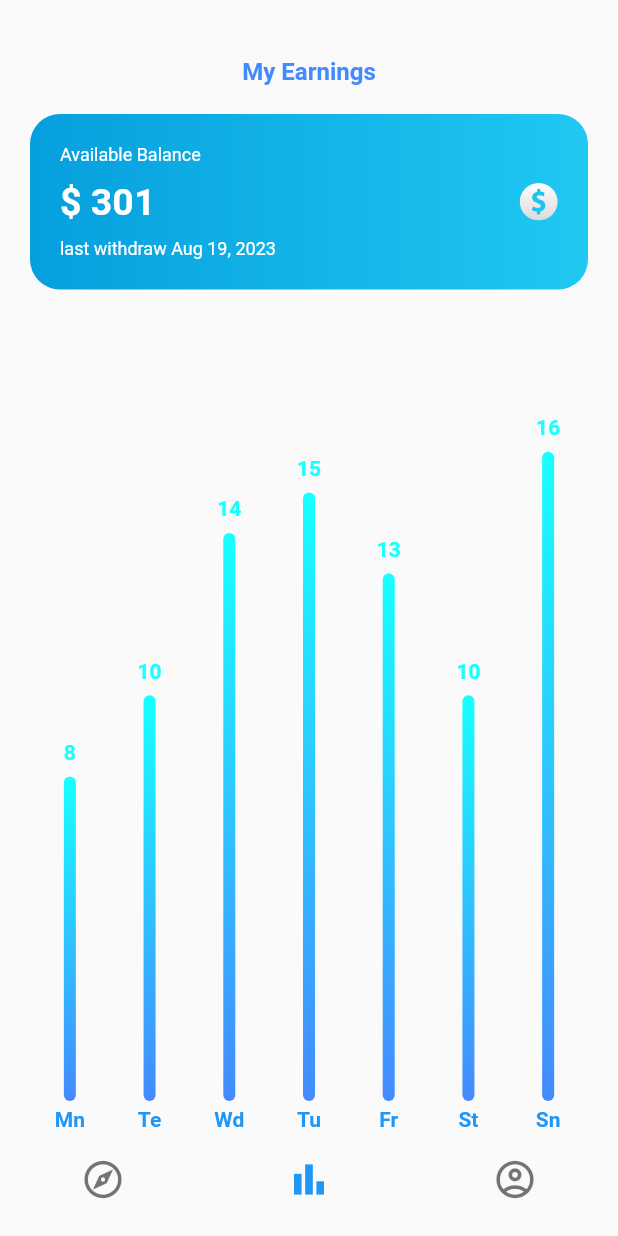
After one commit to arsalmalik1/uber-demo, a Flutter app: the DriverDashboardView screen opened directly, item 2 of the bottom bar chosen, after a tap on "Available Balance", on a phone screen of 412 x 824 dp. The commit adds this screen. Run offline on Flutter 3.47's test engine with Material 2 defaults, Android fonts, the phone set to English and light mode, and no system bars; drawn by our look-alikes of fl_chart; our stand-ins replace country_picker, flutter_dash, flutter_svg, get, lite_rolling_switch.

Commit message:
driver ui

```diff
--- a/lib/controllers/auth_controller.dart
+++ b/lib/controllers/auth_controller.dart
@@ -1,6 +1,8 @@
 import 'package:country_picker/country_picker.dart';
 import 'package:flutter/material.dart';
 import 'package:get/get.dart';
+import 'package:uber_rider/views/dasboard_view.dart';
+import 'package:uber_rider/views/driver/driver_dashboard.dart';
 import 'package:uber_rider/views/otp_verify_view.dart';
 
 import '../utils/colors.dart';
@@ -20,6 +22,7 @@ class AuthController extends GetxController {
   Rx<TextEditingController> otp5 = TextEditingController().obs;
   Rx<TextEditingController> otp6 = TextEditingController().obs;
   final GlobalKey<FormState> regKey = GlobalKey<FormState>();
+  RxString selectedType = 'Passenger'.obs;
 
   login() {
     if (phoneController.value.text.isNotEmpty) {
@@ -73,4 +76,17 @@ class AuthController extends GetxController {
           update();
         });
   }
+
+  selectType(String type) {
+    selectedType.value = type;
+    update();
+  }
+
+  register() {
+    if (selectedType.value == 'Passenger') {
+      Get.offAll(() => DasboardView());
+    } else {
+      Get.offAll(() => DriverDashboardView());
+    }
+  }
 }
--- /dev/null
+++ b/lib/controllers/driver_dashboard_controller.dart
@@ -0,0 +1,20 @@
+import 'package:flutter/material.dart';
+import 'package:get/get.dart';
+import 'package:uber_rider/views/driver/driver_profile_view.dart';
+import 'package:uber_rider/views/driver/driver_stats_view.dart';
+
+import '../views/driver/driver_home_view.dart';
+
+class DriverDashboardController extends GetxController {
+  List<Widget> tabs = [
+    const DriverHomeView(),
+    const DriverStatsView(),
+    const DriverProfileView()
+  ];
+  RxInt currentIndex = 0.obs;
+
+  setIndex(int index) {
+    currentIndex.value = index;
+    update();
+  }
+}
--- /dev/null
+++ b/lib/utils/constants.dart
@@ -0,0 +1,4 @@
+class Constants {
+  static String currencySymbol = '\$';
+  static String dollarIcon = 'assets/svgs/dollar.svg';
+}
--- a/lib/utils/helper.dart
+++ b/lib/utils/helper.dart
@@ -1,5 +1,6 @@
 import 'package:flutter/material.dart';
 import 'package:get/get.dart';
+import 'package:intl/intl.dart';
 
 void showCustomSnackBars(String? message, {bool isError = true}) {
   // ignore: deprecated_member_use
@@ -14,3 +15,17 @@ void showCustomSnackBars(String? message, {bool isError = true}) {
     dismissDirection: DismissDirection.horizontal,
   ));
 }
+
+var formatter = NumberFormat('#,##,000');
+
+String amountSeparator(double? amount) {
+  if (amount == null) {
+    return '0.0';
+  }
+  return formatter.format(amount);
+}
+
+String dateFormate(DateTime date) {
+  //'May 20, 2022'
+  return DateFormat('MMM d, yyyy').format(date);
+}
--- /dev/null
+++ b/lib/views/driver/driver_dashboard.dart
@@ -0,0 +1,47 @@
+import 'package:flutter/material.dart';
+import 'package:get/get.dart';
+import '../../controllers/driver_dashboard_controller.dart';
+
+class DriverDashboardView extends StatelessWidget {
+  DriverDashboardView({super.key});
+  final dashboardController = Get.put(DriverDashboardController());
+  @override
+  Widget build(BuildContext context) {
+    return GetX<DriverDashboardController>(builder: (controller) {
+      return SafeArea(
+        child: Scaffold(
+          bottomNavigationBar: BottomNavigationBar(
+            currentIndex: controller.currentIndex.value,
+            elevation: 0,
+            items: const [
+              BottomNavigationBarItem(
+                  icon: Icon(
+                    Icons.explore_outlined,
+                    size: 30,
+                  ),
+                  label: ''),
+              BottomNavigationBarItem(
+                  icon: Icon(
+                    Icons.bar_chart_outlined,
+                    size: 30,
+                  ),
+                  label: ''),
+              BottomNavigationBarItem(
+                  icon: Icon(
+                    Icons.account_circle_outlined,
+                    size: 30,
+                  ),
+                  label: ''),
+            ],
+            onTap: (index) {
+              controller.setIndex(index);
+            },
+          ),
+          body: Container(
+              margin: const EdgeInsets.only(left: 20, right: 20, top: 20),
+              child: controller.tabs[controller.currentIndex.value]),
+        ),
+      );
+    });
+  }
+}
--- /dev/null
+++ b/lib/views/driver/driver_home_view.dart
@@ -0,0 +1,107 @@
+import 'package:flutter/material.dart';
+import 'package:flutter/src/widgets/framework.dart';
+import 'package:flutter/src/widgets/placeholder.dart';
+import 'package:lite_rolling_switch/lite_rolling_switch.dart';
+import 'package:uber_rider/utils/colors.dart';
+import 'package:uber_rider/widgets/button.dart';
+import 'package:uber_rider/widgets/gaps.dart';
+import 'package:uber_rider/widgets/rounded_image.dart';
+
+class DriverHomeView extends StatelessWidget {
+  const DriverHomeView({super.key});
+
+  @override
+  Widget build(BuildContext context) {
+    return Scaffold(
+      floatingActionButton: Card(
+        elevation: 2,
+        shape: RoundedRectangleBorder(borderRadius: BorderRadius.circular(10)),
+        child: Container(
+          padding: const EdgeInsets.all(10),
+          child: Column(
+            mainAxisSize: MainAxisSize.min,
+            children: [
+              Row(
+                children: [
+                  roundedImage('assets/customer.jpeg', 100, 50),
+                  w15,
+                  Column(
+                    crossAxisAlignment: CrossAxisAlignment.start,
+                    children: [
+                      const Text(
+                        'Lennert Wick',
+                        style: TextStyle(
+                            fontWeight: FontWeight.bold, fontSize: 16),
+                      ),
+                      Row(
+                        children: const [
+                          Icon(
+                            Icons.star,
+                            size: 14,
+                          ),
+                          Text(
+                            '4.8',
+                            style: TextStyle(fontSize: 12),
+                          ),
+                        ],
+                      )
+                    ],
+                  )
+                ],
+              ),
+              h20,
+              button(text: 'Accept Ride', onTap: () {}),
+              h10,
+              button(
+                  text: 'Decline',
+                  onTap: () {},
+                  backColor: whiteColor,
+                  textColor: primary),
+            ],
+          ),
+        ),
+      ),
+      floatingActionButtonLocation: FloatingActionButtonLocation.centerDocked,
+      body: Column(
+        children: [
+          Row(
+            mainAxisAlignment: MainAxisAlignment.spaceBetween,
+            children: [
+              roundedImage('assets/user.jpeg', 100, 50),
+              LiteRollingSwitch(
+                //initial value
+                value: true,
+                textOn: 'Online',
+                textOff: 'Offline',
+                colorOn: Colors.greenAccent,
+                colorOff: Colors.redAccent,
+                iconOn: Icons.done,
+                iconOff: Icons.remove_circle_outline,
+                textSize: 16.0,
+                onChanged: (bool state) {
+                  //Use it to manage the different states
+                  print('Current State of SWITCH IS: $state');
+                },
+                onDoubleTap: () {},
+                onSwipe: () {},
+                onTap: () {},
+              ),
+              Card(
+                shape: RoundedRectangleBorder(
+                    borderRadius: BorderRadius.circular(100)),
+                child: const SizedBox(
+                  height: 50,
+                  width: 50,
+                  child: Icon(
+                    Icons.search_outlined,
+                    size: 30,
+                  ),
+                ),
+              )
+            ],
+          ),
+        ],
+      ),
+    );
+  }
+}
--- /dev/null
+++ b/lib/views/driver/driver_profile_view.dart
@@ -0,0 +1,95 @@
+import 'package:flutter/material.dart';
+import 'package:flutter/src/widgets/framework.dart';
+import 'package:flutter/src/widgets/placeholder.dart';
+import 'package:get/get.dart';
+import 'package:uber_rider/utils/colors.dart';
+import 'package:uber_rider/views/login_view.dart';
+import 'package:uber_rider/widgets/headings.dart';
+
+import '../../widgets/gaps.dart';
+import '../../widgets/rounded_image.dart';
+
+class DriverProfileView extends StatelessWidget {
+  const DriverProfileView({super.key});
+
+  @override
+  Widget build(BuildContext context) {
+    return Column(
+      mainAxisAlignment: MainAxisAlignment.spaceBetween,
+      children: [
+        Row(
+          children: [
+            roundedImage('assets/user.jpeg', 100, 50),
+            w15,
+            Column(
+              crossAxisAlignment: CrossAxisAlignment.start,
+              children: [
+                const Text(
+                  'hey, John Warner',
+                  style: TextStyle(fontWeight: FontWeight.bold, fontSize: 16),
+                ),
+                Row(
+                  children: const [
+                    Icon(
+                      Icons.star,
+                      size: 14,
+                    ),
+                    Text(
+                      '4.8 (289)',
+                      style: TextStyle(fontSize: 12),
+                    ),
+                  ],
+                )
+              ],
+            )
+          ],
+        ),
+        Column(
+          children: [
+            row(Icons.settings_outlined, 'Settings'),
+            h20,
+            row(Icons.help_outline_outlined, 'Support'),
+            h20,
+            row(Icons.info_outline, 'About'),
+            h20,
+            row(Icons.search, 'History'),
+            h20,
+            row(Icons.share_outlined, 'Invite Friends'),
+            h20,
+            row(Icons.power_settings_new_outlined, 'Logout', onTap: () {
+              Get.offAll(() => LoginView());
+            }),
+          ],
+        ),
+        Row(
+          mainAxisAlignment: MainAxisAlignment.center,
+          children: [
+            subHeading('All rights reserved by', color: textColor),
+            w5,
+            subHeadingBold('Uber Driver', color: textColor),
+          ],
+        )
+      ],
+    );
+  }
+
+  Widget row(IconData icon, String title, {Function? onTap}) {
+    return GestureDetector(
+      onTap: () {
+        if (onTap != null) {
+          onTap();
+        }
+      },
+      child: Row(
+        children: [
+          Icon(
+            icon,
+            color: primary,
+          ),
+          w15,
+          subHeadingBold(title, size: 18)
+        ],
+      ),
+    );
+  }
+}
--- /dev/null
+++ b/lib/views/driver/driver_stats_view.dart
@@ -0,0 +1,96 @@
+import 'package:fl_chart/fl_chart.dart';
+import 'package:flutter/material.dart';
+import 'package:flutter_svg/svg.dart';
+import 'package:uber_rider/utils/colors.dart';
+import 'package:uber_rider/widgets/appbar.dart';
+
+import '../../utils/constants.dart';
+import '../../utils/helper.dart';
+import '../../widgets/chart.dart';
+import '../../widgets/gaps.dart';
+import '../../widgets/headings.dart';
+
+class DriverStatsView extends StatelessWidget {
+  const DriverStatsView({super.key});
+
+  @override
+  Widget build(BuildContext context) {
+    return Scaffold(
+      appBar: AppBar(
+        elevation: 0,
+        backgroundColor: bg,
+        leading: null,
+        centerTitle: true,
+        title: const Text(
+          'My Earnings',
+          style: TextStyle(
+              color: primary, fontWeight: FontWeight.bold, fontSize: 16),
+        ),
+      ),
+      body: Column(
+        children: [
+          balanceWidget(
+            300.90,
+            DateTime.now(),
+          ),
+          Expanded(child: Chart())
+        ],
+      ),
+    );
+  }
+
+  Widget balanceWidget(double? amount, DateTime? date) {
+    return GestureDetector(
+      onTap: () {},
+      child: Container(
+        padding: const EdgeInsets.symmetric(horizontal: 20, vertical: 20),
+        decoration: BoxDecoration(
+            gradient: const LinearGradient(
+              colors: [
+                Color(0xFF069FDE),
+                Color(0xFF20C8F2),
+              ],
+              begin: FractionalOffset(0.0, 0.0),
+              end: FractionalOffset(1.0, 0.0),
+              stops: [0.0, 1.0],
+              tileMode: TileMode.clamp,
+            ),
+            borderRadius: BorderRadius.circular(20)),
+        child: Row(
+          children: [
+            Expanded(
+              child: Column(
+                crossAxisAlignment: CrossAxisAlignment.start,
+                children: [
+                  subHeading(
+                    'Available Balance',
+                    color: whiteColor,
+                  ),
+                  h10,
+                  Row(
+                    mainAxisAlignment: MainAxisAlignment.spaceBetween,
+                    children: [
+                      heading(
+                          '${Constants.currencySymbol} ${amountSeparator(amount)}',
+                          color: whiteColor,
+                          size: 25,
+                          weight: FontWeight.bold),
+                      SvgPicture.asset(
+                        Constants.dollarIcon,
+                        height: 25,
+                      )
+                    ],
+                  ),
+                  h10,
+                  if (date != null)
+                    subHeading('last withdraw ${dateFormate(date)}',
+                        color: whiteColor, size: 12),
+                ],
+              ),
+            )
+          ],
+        ),
+      ),
+    );
+  }
+}
--- a/lib/views/register_view.dart
+++ b/lib/views/register_view.dart
@@ -2,6 +2,7 @@ import 'package:flutter/material.dart';
 import 'package:get/get.dart';
 import 'package:uber_rider/utils/colors.dart';
 import 'package:uber_rider/views/dasboard_view.dart';
+import 'package:uber_rider/views/driver/driver_dashboard.dart';
 import 'package:uber_rider/widgets/button.dart';
 import 'package:uber_rider/widgets/gaps.dart';
 
@@ -32,12 +33,46 @@ class RegisterView extends StatelessWidget {
               textField(
                   controller: controller.lnameController.value,
                   hint: 'Last Name'),
+              h20,
+              Row(
+                children: [
+                  Expanded(
+                      child: button(
+                          rad: 100,
+                          text: 'Passenger',
+                          backColor:
+                              controller.selectedType.value == 'Passenger'
+                                  ? primary
+                                  : bg,
+                          textColor:
+                              controller.selectedType.value == 'Passenger'
+                                  ? bg
+                                  : primary,
+                          onTap: () {
+                            controller.selectType('Passenger');
+                          })),
+                  w10,
+                  Expanded(
+                      child: button(
+                          rad: 100,
+                          text: 'Driver',
+                          backColor: controller.selectedType.value == 'Driver'
+                              ? primary
+                              : bg,
+                          textColor: controller.selectedType.value == 'Driver'
+                              ? bg
+                              : primary,
+                          onTap: () {
+                            controller.selectType('Driver');
+                          })),
+                ],
+              ),
               h30,
               button(
                   text: 'Register',
                   onTap: () {
                     if (controller.regKey.currentState!.validate()) {
-                      Get.offAll(() => DasboardView());
+                      controller.register();
                     }
                   })
             ],
--- /dev/null
+++ b/lib/widgets/chart.dart
@@ -0,0 +1,208 @@
+import 'package:fl_chart/fl_chart.dart';
+import 'package:flutter/material.dart';
+import 'package:uber_rider/utils/colors.dart';
+
+class Chart extends StatelessWidget {
+  const Chart();
+
+  @override
+  Widget build(BuildContext context) {
+    return BarChart(
+      BarChartData(
+        barTouchData: barTouchData,
+        titlesData: titlesData,
+        borderData: borderData,
+        barGroups: barGroups,
+        gridData: FlGridData(show: false),
+        alignment: BarChartAlignment.spaceAround,
+        maxY: 20,
+      ),
+    );
+  }
+
+  BarTouchData get barTouchData => BarTouchData(
+        enabled: false,
+        touchTooltipData: BarTouchTooltipData(
+          tooltipBgColor: Colors.transparent,
+          tooltipPadding: EdgeInsets.zero,
+          tooltipMargin: 8,
+          getTooltipItem: (
+            BarChartGroupData group,
+            int groupIndex,
+            BarChartRodData rod,
+            int rodIndex,
+          ) {
+            return BarTooltipItem(
+              rod.toY.round().toString(),
+              const TextStyle(
+                color: Colors.cyanAccent,
+                fontWeight: FontWeight.bold,
+              ),
+            );
+          },
+        ),
+      );
+
+  Widget getTitles(double value, TitleMeta meta) {
+    final style = TextStyle(
+      color: Colors.blue,
+      fontWeight: FontWeight.bold,
+      fontSize: 14,
+    );
+    String text;
+    switch (value.toInt()) {
+      case 0:
+        text = 'Mn';
+        break;
+      case 1:
+        text = 'Te';
+        break;
+      case 2:
+        text = 'Wd';
+        break;
+      case 3:
+        text = 'Tu';
+        break;
+      case 4:
+        text = 'Fr';
+        break;
+      case 5:
+        text = 'St';
+        break;
+      case 6:
+        text = 'Sn';
+        break;
+      default:
+        text = '';
+        break;
+    }
+    return SideTitleWidget(
+      axisSide: meta.axisSide,
+      space: 4,
+      child: Text(text, style: style),
+    );
+  }
+
+  FlTitlesData get titlesData => FlTitlesData(
+        show: true,
+        bottomTitles: AxisTitles(
+          sideTitles: SideTitles(
+            showTitles: true,
+            reservedSize: 30,
+            getTitlesWidget: getTitles,
+          ),
+        ),
+        leftTitles: AxisTitles(
+          sideTitles: SideTitles(showTitles: false),
+        ),
+        topTitles: AxisTitles(
+          sideTitles: SideTitles(showTitles: false),
+        ),
+        rightTitles: AxisTitles(
+          sideTitles: SideTitles(showTitles: false),
+        ),
+      );
+
+  FlBorderData get borderData => FlBorderData(
+        show: false,
+      );
+
+  LinearGradient get _barsGradient => LinearGradient(
+        colors: [
+          primary,
+          Colors.cyanAccent,
+        ],
+        begin: Alignment.bottomCenter,
+        end: Alignment.topCenter,
+      );
+
+  List<BarChartGroupData> get barGroups => [
+        BarChartGroupData(
+          x: 0,
+          barRods: [
+            BarChartRodData(
+              toY: 8,
+              gradient: _barsGradient,
+            )
+          ],
+          showingTooltipIndicators: [0],
+        ),
+        BarChartGroupData(
+          x: 1,
+          barRods: [
+            BarChartRodData(
+              toY: 10,
+              gradient: _barsGradient,
+            )
+          ],
+          showingTooltipIndicators: [0],
+        ),
+        BarChartGroupData(
+          x: 2,
+          barRods: [
+            BarChartRodData(
+              toY: 14,
+              gradient: _barsGradient,
+            )
+          ],
+          showingTooltipIndicators: [0],
+        ),
+        BarChartGroupData(
+          x: 3,
+          barRods: [
+            BarChartRodData(
+              toY: 15,
+              gradient: _barsGradient,
+            )
+          ],
+          showingTooltipIndicators: [0],
+        ),
+        BarChartGroupData(
+          x: 4,
+          barRods: [
+            BarChartRodData(
+              toY: 13,
+              gradient: _barsGradient,
+            )
+          ],
+          showingTooltipIndicators: [0],
+        ),
+        BarChartGroupData(
+          x: 5,
+          barRods: [
+            BarChartRodData(
+              toY: 10,
+              gradient: _barsGradient,
+            )
+          ],
+          showingTooltipIndicators: [0],
+        ),
+        BarChartGroupData(
+          x: 6,
+          barRods: [
+            BarChartRodData(
+              toY: 16,
+              gradient: _barsGradient,
+            )
+          ],
+          showingTooltipIndicators: [0],
+        ),
+      ];
+}
+
+class BarChartSample3 extends StatefulWidget {
+  const BarChartSample3({super.key});
+
+  @override
+  State<StatefulWidget> createState() => BarChartSample3State();
+}
+
+class BarChartSample3State extends State<BarChartSample3> {
+  @override
+  Widget build(BuildContext context) {
+    return const AspectRatio(
+      aspectRatio: 1.6,
+      child: Chart(),
+    );
+  }
+}
--- /dev/null
+++ b/lib/widgets/rounded_image.dart
@@ -0,0 +1,13 @@
+import 'package:flutter/material.dart';
+
+Widget roundedImage(String image, double rad, double size) {
+  return ClipRRect(
+    borderRadius: BorderRadius.circular(rad),
+    child: Image.asset(
+      image,
+      height: size,
+      width: size,
+      fit: BoxFit.cover,
+    ),
+  );
+}
--- a/pubspec.yaml
+++ b/pubspec.yaml
@@ -37,7 +37,9 @@ dependencies:
   # The following adds the Cupertino Icons font to your application.
   # Use with the CupertinoIcons class for iOS style icons.
   cupertino_icons: ^1.0.2
-
+  lite_rolling_switch: ^1.0.1
+  intl: ^0.18.0
+  fl_chart:
 dev_dependencies:
   flutter_test:
     sdk: flutter
```
Also changed, not shown: assets/customer.jpeg (added), assets/svgs/dollar.svg (added), assets/user.jpeg (added), pubspec.lock.
